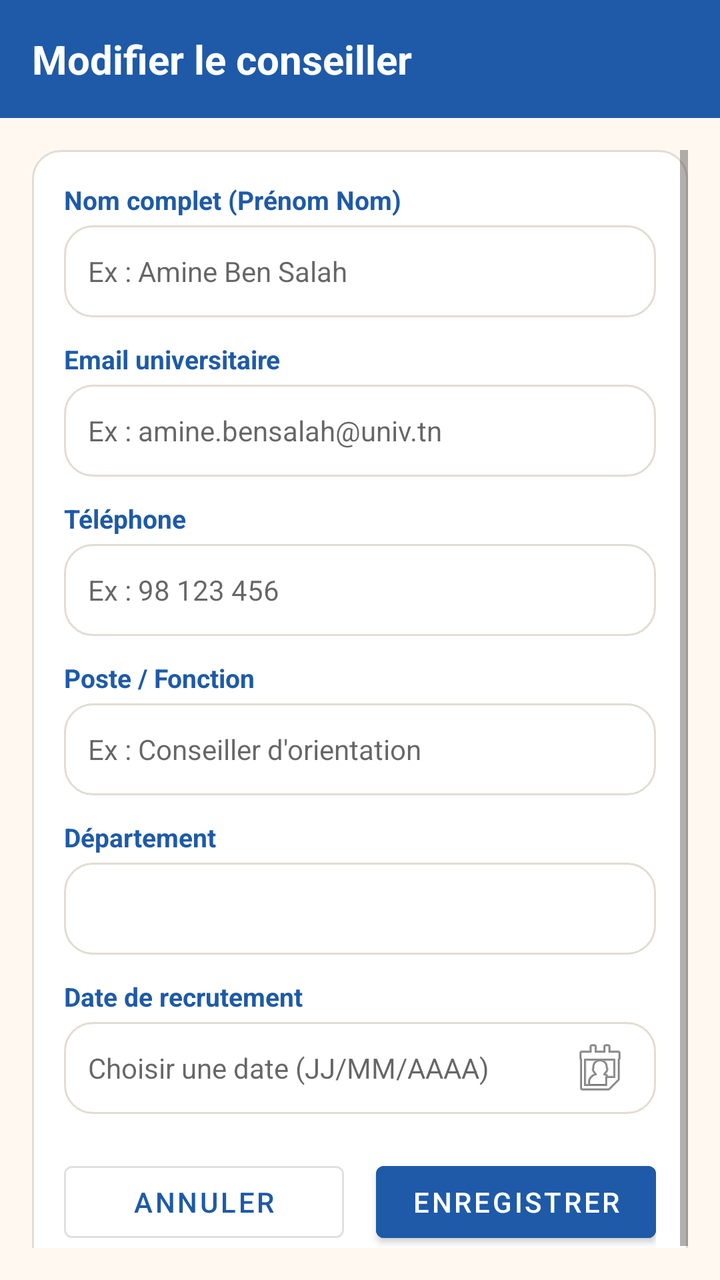
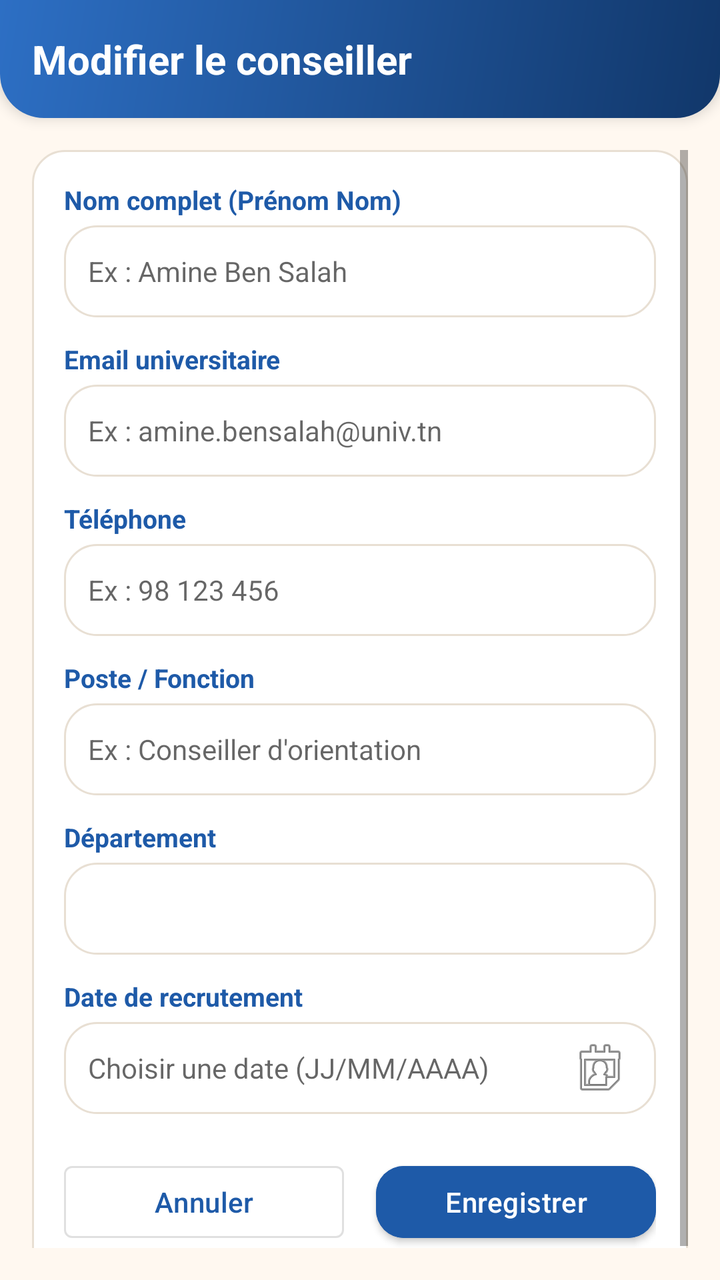

An Android layout rendered at two revisions. The XML below is the earlier revision; the diff shows what the commit changed to produce the second picture.
<!-- AndroidManifest.xml: application theme Theme.Forsa -->
<!-- res/layout/activity_edit_employee.xml -->
<?xml version="1.0" encoding="utf-8"?>
<LinearLayout xmlns:android="http://schemas.android.com/apk/res/android"
    android:layout_width="match_parent"
    android:layout_height="match_parent"
    android:background="@color/color_background"
    android:orientation="vertical">

    
    <LinearLayout
        android:layout_width="match_parent"
        android:layout_height="wrap_content"
        android:background="@color/color_primary"
        android:gravity="center_vertical"
        android:orientation="horizontal"
        android:padding="16dp">

        <TextView
            android:layout_width="0dp"
            android:layout_height="wrap_content"
            android:layout_weight="1"
            android:text="@string/edit_employee_title"
            android:textColor="@color/color_white"
            android:textSize="20sp"
            android:textStyle="bold" />
    </LinearLayout>

    <ScrollView
        android:layout_width="match_parent"
        android:layout_height="match_parent"
        android:padding="16dp">

        <LinearLayout
            android:layout_width="match_parent"
            android:layout_height="wrap_content"
            android:background="@drawable/bg_card_rounded"
            android:orientation="vertical"
            android:padding="16dp">

            <TextView
                style="@style/ForsaSectionLabel"
                android:layout_width="wrap_content"
                android:layout_height="wrap_content"
                android:layout_marginTop="0dp"
                android:text="@string/label_full_name" />

            <EditText
                android:id="@+id/etFullName"
                android:layout_width="match_parent"
                android:layout_height="46dp"
                android:background="@drawable/bg_card_rounded"
                android:hint="@string/hint_full_name"
                android:inputType="textPersonName"
                android:paddingStart="12dp"
                android:paddingEnd="12dp"
                android:textColor="@color/color_text_primary"
                android:textSize="14sp" />

            <TextView
                style="@style/ForsaSectionLabel"
                android:layout_width="wrap_content"
                android:layout_height="wrap_content"
                android:text="@string/label_email" />

            <EditText
                android:id="@+id/etEmail"
                android:layout_width="match_parent"
                android:layout_height="46dp"
                android:background="@drawable/bg_card_rounded"
                android:hint="@string/hint_email"
                android:inputType="textEmailAddress"
                android:paddingStart="12dp"
                android:paddingEnd="12dp"
                android:textColor="@color/color_text_primary"
                android:textSize="14sp" />

            <TextView
                style="@style/ForsaSectionLabel"
                android:layout_width="wrap_content"
                android:layout_height="wrap_content"
                android:text="@string/label_phone" />

            <EditText
                android:id="@+id/etPhone"
                android:layout_width="match_parent"
                android:layout_height="46dp"
                android:background="@drawable/bg_card_rounded"
                android:hint="@string/hint_phone"
                android:inputType="phone"
                android:paddingStart="12dp"
                android:paddingEnd="12dp"
                android:textColor="@color/color_text_primary"
                android:textSize="14sp" />

            <TextView
                style="@style/ForsaSectionLabel"
                android:layout_width="wrap_content"
                android:layout_height="wrap_content"
                android:text="@string/label_role" />

            <EditText
                android:id="@+id/etRole"
                android:layout_width="match_parent"
                android:layout_height="46dp"
                android:background="@drawable/bg_card_rounded"
                android:hint="@string/hint_role"
                android:inputType="text"
                android:paddingStart="12dp"
                android:paddingEnd="12dp"
                android:textColor="@color/color_text_primary"
                android:textSize="14sp" />

            <TextView
                style="@style/ForsaSectionLabel"
                android:layout_width="wrap_content"
                android:layout_height="wrap_content"
                android:text="@string/label_department" />

            <Spinner
                android:id="@+id/spDepartment"
                android:layout_width="match_parent"
                android:layout_height="46dp"
                android:background="@drawable/bg_card_rounded"
                android:paddingStart="8dp"
                android:paddingEnd="8dp" />

            <TextView
                style="@style/ForsaSectionLabel"
                android:layout_width="wrap_content"
                android:layout_height="wrap_content"
                android:text="@string/label_hire_date" />

            <EditText
                android:id="@+id/etHireDate"
                android:layout_width="match_parent"
                android:layout_height="46dp"
                android:background="@drawable/bg_card_rounded"
                android:clickable="true"
                android:drawableEnd="@android:drawable/ic_menu_my_calendar"
                android:focusable="false"
                android:hint="@string/hint_hire_date"
                android:inputType="none"
                android:paddingStart="12dp"
                android:paddingEnd="12dp"
                android:textColor="@color/color_text_primary"
                android:textSize="14sp" />

            <LinearLayout
                android:layout_width="match_parent"
                android:layout_height="wrap_content"
                android:layout_marginTop="20dp"
                android:orientation="horizontal">

                <Button
                    android:id="@+id/btnCancelEdit"
                    style="@style/Widget.MaterialComponents.Button.OutlinedButton"
                    android:layout_width="0dp"
                    android:layout_height="48dp"
                    android:layout_marginEnd="8dp"
                    android:layout_weight="1"
                    android:text="@string/btn_cancel"
                    android:textColor="@color/color_primary" />

                <Button
                    android:id="@+id/btnSaveEdit"
                    android:layout_width="0dp"
                    android:layout_height="48dp"
                    android:layout_marginStart="8dp"
                    android:layout_weight="1"
                    android:backgroundTint="@color/color_primary"
                    android:text="@string/btn_save"
                    android:textColor="@color/color_white" />
            </LinearLayout>

        </LinearLayout>
    </ScrollView>

</LinearLayout>
<!-- resources referenced by this layout -->
<resources>
  <color name="color_background">#FFF8F0</color>
  <color name="color_primary">#1E5AA8</color>
  <color name="color_text_primary">#1C2430</color>
  <color name="color_white">#FFFFFF</color>
  <!-- drawable bg_card_rounded (drawable) -->
  <?xml version="1.0" encoding="utf-8"?>
  <shape xmlns:android="http://schemas.android.com/apk/res/android"
      android:shape="rectangle">
      <solid android:color="@color/color_surface" />
      <corners android:radius="14dp" />
      <stroke
          android:width="1dp"
          android:color="@color/color_border" />
  </shape>
  <string name="btn_cancel">Annuler</string>
  <string name="btn_save">Enregistrer</string>
  <string name="edit_employee_title">Modifier le conseiller</string>
  <string name="hint_email">Ex : amine.bensalah@univ.tn</string>
  <string name="hint_full_name">Ex : Amine Ben Salah</string>
  <string name="hint_hire_date">Choisir une date (JJ/MM/AAAA)</string>
  <string name="hint_phone">Ex : 98 123 456</string>
  <string name="hint_role">Ex : Conseiller d\'orientation</string>
  <string name="label_department">Département</string>
  <string name="label_email">Email universitaire</string>
  <string name="label_full_name">Nom complet (Prénom Nom)</string>
  <string name="label_hire_date">Date de recrutement</string>
  <string name="label_phone">Téléphone</string>
  <string name="label_role">Poste / Fonction</string>
  <style name="ForsaSectionLabel">
          <item name="android:textSize">13sp</item>
          <item name="android:textStyle">bold</item>
          <item name="android:textColor">@color/color_primary</item>
          <item name="android:layout_marginTop">12dp</item>
          <item name="android:layout_marginBottom">4dp</item>
      </style>
  <style name="Theme.Forsa" parent="Theme.MaterialComponents.Light.NoActionBar">
          <item name="colorPrimary">@color/color_primary</item>
          <item name="colorPrimaryVariant">@color/color_primary_dark</item>
          <item name="colorOnPrimary">@color/color_white</item>
          <item name="colorSecondary">@color/color_eligible</item>
          <item name="colorOnSecondary">@color/color_white</item>
          <item name="colorError">@color/color_accent_red</item>
          <item name="android:windowBackground">@color/color_background</item>
          <item name="android:statusBarColor">@color/color_primary_dark</item>
      </style>
  <color name="color_surface">#FFFFFF</color>
  <color name="color_border">#E3DCD2</color>
  <color name="color_primary_dark">#143F78</color>
  <color name="color_eligible">#2E9E6B</color>
  <color name="color_accent_red">#D32F2F</color>
</resources>

<!-- the commit's change to res/layout/activity_edit_employee.xml (unified diff, before → after) -->
@@ -9,7 +9,8 @@
     <LinearLayout
         android:layout_width="match_parent"
         android:layout_height="wrap_content"
-        android:background="@color/color_primary"
+        android:background="@drawable/bg_header_curved"
+        android:elevation="4dp"
         android:gravity="center_vertical"
         android:orientation="horizontal"
         android:padding="16dp">
<!-- resource entries referenced after the edit -->
@@ -9,10 +9,23 @@
   <shape xmlns:android="http://schemas.android.com/apk/res/android"
       android:shape="rectangle">
       <solid android:color="@color/color_surface" />
-      <corners android:radius="14dp" />
+      <corners android:radius="16dp" />
       <stroke
           android:width="1dp"
           android:color="@color/color_border" />
+  </shape>
+  <!-- drawable bg_header_curved (drawable) -->
+  <?xml version="1.0" encoding="utf-8"?>
+  <shape xmlns:android="http://schemas.android.com/apk/res/android"
+      android:shape="rectangle">
+      <gradient
+          android:angle="135"
+          android:endColor="@color/color_primary_gradient_end"
+          android:startColor="@color/color_primary_dark"
+          android:type="linear" />
+      <corners
+          android:bottomLeftRadius="22dp"
+          android:bottomRightRadius="22dp" />
   </shape>
   <string name="btn_cancel">Annuler</string>
   <string name="btn_save">Enregistrer</string>
@@ -44,11 +57,26 @@
           <item name="colorError">@color/color_accent_red</item>
           <item name="android:windowBackground">@color/color_background</item>
           <item name="android:statusBarColor">@color/color_primary_dark</item>
+          <item name="android:navigationBarColor">@color/color_surface</item>
+          <item name="materialButtonStyle">@style/ForsaPrimaryButton</item>
+          <item name="materialButtonOutlinedStyle">@style/ForsaOutlinedButton</item>
       </style>
   <color name="color_surface">#FFFFFF</color>
-  <color name="color_border">#E3DCD2</color>
-  <color name="color_primary_dark">#143F78</color>
+  <color name="color_border">#E8DFD3</color>
+  <color name="color_primary_gradient_end">#2D6FC4</color>
+  <color name="color_primary_dark">#11376A</color>
   <color name="color_eligible">#2E9E6B</color>
   <color name="color_accent_red">#D32F2F</color>
+  <style name="ForsaPrimaryButton" parent="Widget.MaterialComponents.Button">
+          <item name="cornerRadius">14dp</item>
+          <item name="android:textAllCaps">false</item>
+          <item name="android:letterSpacing">0.01</item>
+      </style>
+  <style name="ForsaOutlinedButton" parent="Widget.MaterialComponents.Button.OutlinedButton">
+          <item name="cornerRadius">14dp</item>
+          <item name="strokeColor">@color/color_primary_border</item>
+          <item name="android:textAllCaps">false</item>
+      </style>
+  <color name="color_primary_border">#C4D7F2</color>
 </resources>
 
